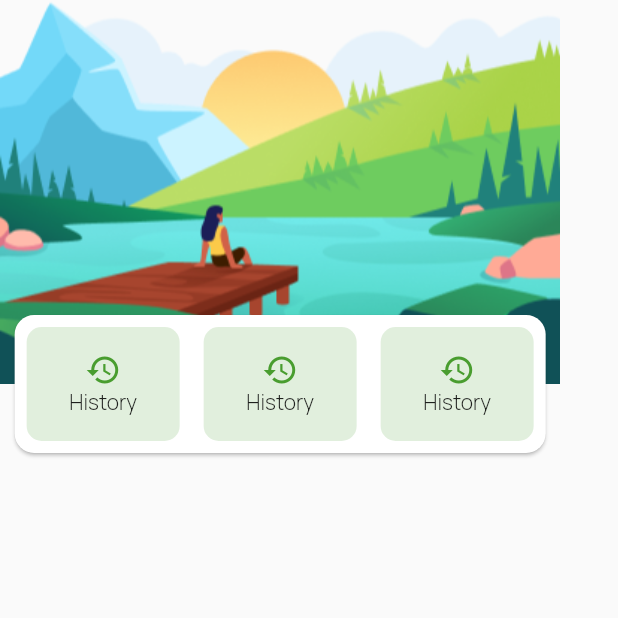
After one commit to SDC-Techcomfest/sampah-aja, a Flutter app: the GuestDashboardScreen screen opened by its route, on a phone screen of 412 x 824 dp, the top half of it. The commit adds this screen. Run offline on Flutter 3.47's test engine with Material 2 defaults, Android fonts, the phone set to English and light mode, and no system bars; our stand-ins replace camera, equatable, firebase_auth, firebase_core, flutter_bloc; missing offline and left inert: tflite; accounts and stored records are empty.

Commit message:
slicing ui home

```diff
--- a/lib/components/commons/button.dart
+++ b/lib/components/commons/button.dart
@@ -15,7 +15,9 @@ class CommonButton extends StatelessWidget {
   Widget build(BuildContext context) {
     final theme = Theme.of(context);
     final size = MediaQuery.of(context).size;
-    return Container(
+    return GestureDetector(
+      onTap: onTap,
+      child: Container(
         width: width ?? size.width,
         height: height ?? 56.0,
         decoration: BoxDecoration(
@@ -29,6 +31,7 @@ class CommonButton extends StatelessWidget {
             textAlign: TextAlign.center,
           ),
         ),
+      ),
     );
   }
 }
--- /dev/null
+++ b/lib/screens/guest_dashboard_screen.dart
@@ -0,0 +1,66 @@
+import 'package:flutter/material.dart';
+
+import '../utils/app_theme.dart';
+
+class GuestDashboardScreen extends StatelessWidget {
+  const GuestDashboardScreen({Key? key}) : super(key: key);
+
+  @override
+  Widget build(BuildContext context) {
+    final size = MediaQuery.of(context).size;
+    return Scaffold(
+      body: Column(
+        children: [
+          Stack(
+            alignment: Alignment.center,
+            children: [
+              Column(
+                children: [
+                  Image.asset('assets/images/guest_dashboard.png', height: 256.0),
+                  const SizedBox(height: 50,)
+                ],
+              ),
+              Positioned(
+                bottom: 0,
+                  width: size.width - 50,
+                  height: 100,
+                  child: Card(
+                    shape: RoundedRectangleBorder(
+                      borderRadius: BorderRadius.circular(13.0),
+                    ),
+                    child: Row(
+                      children: [
+                        Expanded(child: _guestMenu(icon: Icons.history, title: 'History', onTap: (){})),
+                        Expanded(child: _guestMenu(icon: Icons.history, title: 'History', onTap: (){})),
+                        Expanded(child: _guestMenu(icon: Icons.history, title: 'History', onTap: (){})),
+                      ],
+                    ),
+                  )
+              )
+            ],
+          )
+        ],
+      ),
+    );
+  }
+
+  Widget _guestMenu({required IconData icon, required String title, required VoidCallback onTap}) {
+    return GestureDetector(
+      onTap: onTap,
+      child: Container(
+        margin: const EdgeInsets.all(8),
+        decoration: BoxDecoration(
+          color: AppTheme.colorSecondary,
+          borderRadius: BorderRadius.circular(10)
+        ),
+        child: Column(
+          mainAxisAlignment: MainAxisAlignment.center,
+          children: [
+            Icon(icon, color: AppTheme.colorPrimary),
+            Text(title, textAlign: TextAlign.center,)
+          ],
+        ),
+      ),
+    );
+  }
+}
--- a/lib/screens/login_screen.dart
+++ b/lib/screens/login_screen.dart
@@ -177,7 +177,9 @@ class _LoginButton extends StatelessWidget {
           const Center(child: CircularProgressIndicator()) :
           CommonButton(
               title: 'Login',
-              onTap: () => context.read<LoginCubit>().submit()
+              onTap: () {
+                Navigator.pushNamed(context, Routes.guestDashboardScreen);
+              }
           );
         }
       ),
--- a/lib/screens/screens.dart
+++ b/lib/screens/screens.dart
@@ -2,3 +2,4 @@ export 'splash_screen.dart';
 export 'onboarding_screen.dart';
 export 'login_screen.dart';
 export 'register_screen.dart';
+export 'guest_dashboard_screen.dart';
--- a/lib/utils/routes.dart
+++ b/lib/utils/routes.dart
@@ -7,6 +7,7 @@ class Routes {
   static const String onBoardingScreen = "/boarding";
   static const String loginScreen = "/login";
   static const String registerScreen = "/register";
+  static const String guestDashboardScreen = "/guest/dashboard";
 
   static Route<dynamic>? generateRoute(RouteSettings settings) {
     switch(settings.name) {
@@ -18,6 +19,8 @@ class Routes {
         return MaterialPageRoute(builder: (_) => const LoginScreen());
       case registerScreen:
         return MaterialPageRoute(builder: (_) => const RegisterScreen());
+      case guestDashboardScreen:
+        return MaterialPageRoute(builder: (_) => const GuestDashboardScreen());
       default:
         return MaterialPageRoute(
             builder: (_) => Scaffold(
```
Also changed, not shown: lib/components/feed_item.dart (added, +42 -0 lines), assets/images/guest_dashboard.png (added). Lines whose indentation alone changed are shown as unchanged.
